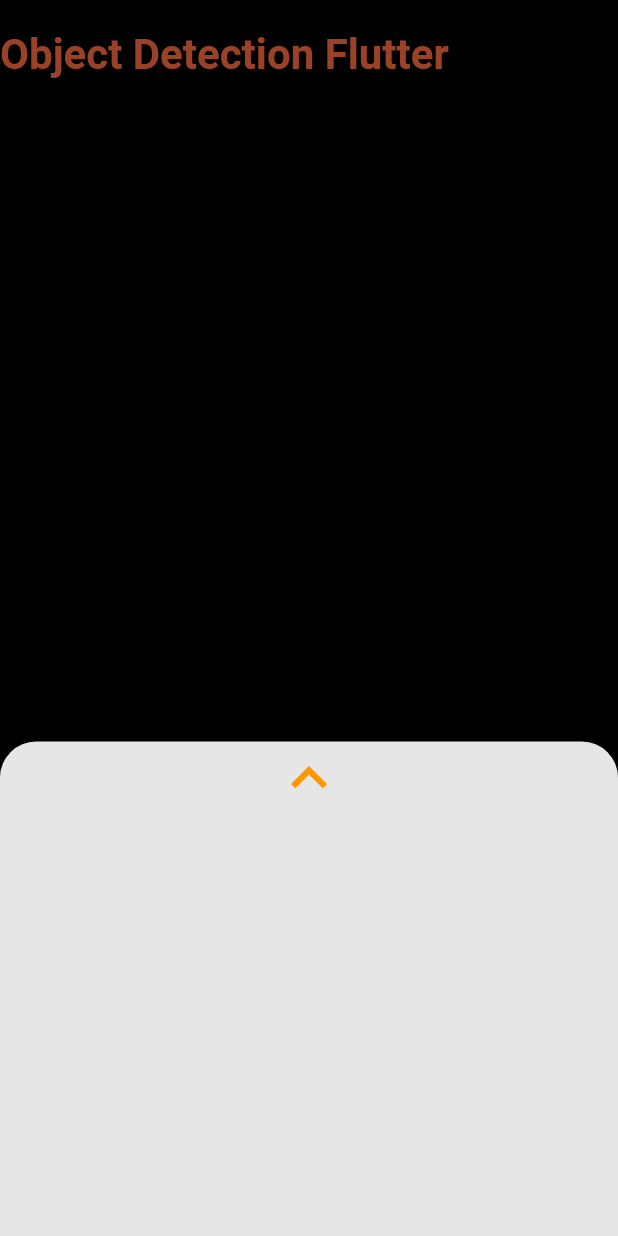
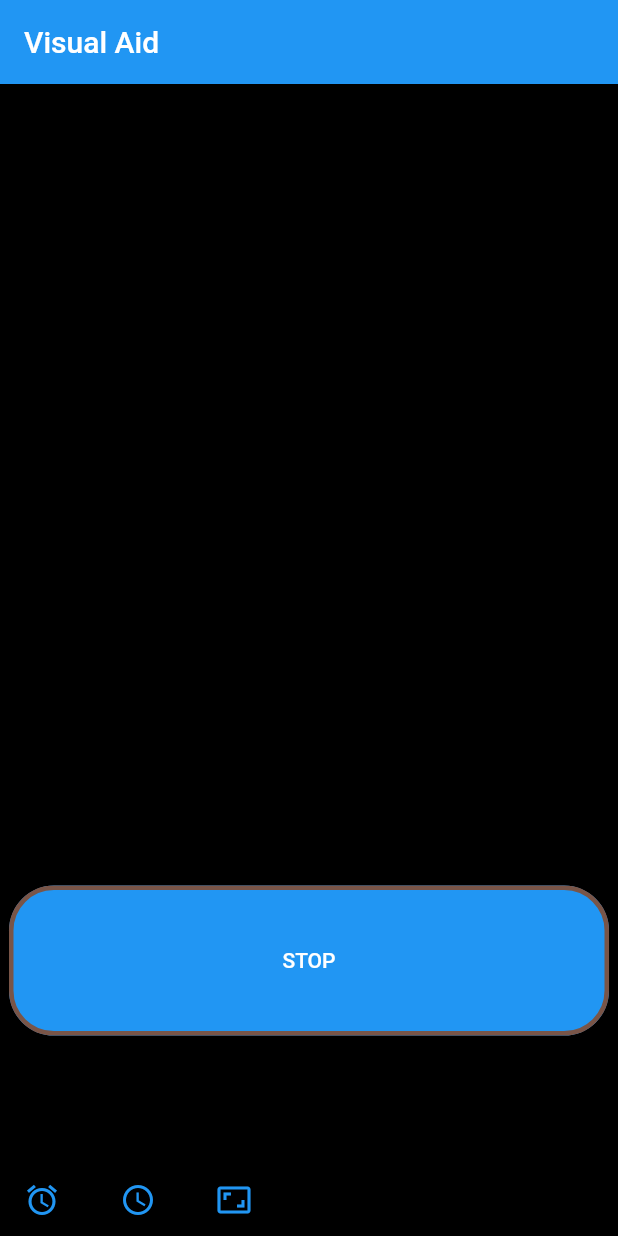
Before and after one commit to cskitty/vision_aid, a Flutter app: the screen it shows after launch, on a phone screen of 412 x 824 dp. Run offline on Flutter 3.47's test engine with Material 2 defaults, Android fonts, the phone set to English and light mode, and no system bars; our stand-ins replace camera; missing offline and left inert: tflite_flutter, tflite_flutter_helper.

Commit message:
version 1.0

```diff
--- a/lib/main.dart
+++ b/lib/main.dart
@@ -12,7 +12,7 @@ class MyApp extends StatelessWidget {
   @override
   Widget build(BuildContext context) {
     return MaterialApp(
-      title: 'Object Detection TFLite',
+      title: 'Visual Aid',
       theme: ThemeData(
         primarySwatch: Colors.blue,
         visualDensity: VisualDensity.adaptivePlatformDensity,
--- a/lib/ui/camera_view.dart
+++ b/lib/ui/camera_view.dart
@@ -106,7 +106,7 @@ class _CameraViewState extends State<CameraView> with WidgetsBindingObserver {
   onLatestImageAvailable(CameraImage cameraImage) async {
     if (classifier.interpreter != null && classifier.labels != null) {
       // If previous inference has not completed then return
-      if (predicting) {
+      if (predicting || !CameraViewSingleton.startPredicting) {
         return;
       }
 
--- a/lib/ui/camera_view_singleton.dart
+++ b/lib/ui/camera_view_singleton.dart
@@ -2,6 +2,7 @@ import 'dart:ui';
 
 /// Singleton to record size related data
 class CameraViewSingleton {
+  static bool startPredicting;
   static double ratio;
   static Size screenSize;
   static Size inputImageSize;
--- a/lib/ui/home_view.dart
+++ b/lib/ui/home_view.dart
@@ -14,6 +14,8 @@ class HomeView extends StatefulWidget {
 }
 
 class _HomeViewState extends State<HomeView> {
+  bool _has_started = false;
+
   /// Results to draw bounding boxes
   List<Recognition> results;
 
@@ -26,6 +28,9 @@ class _HomeViewState extends State<HomeView> {
   @override
   Widget build(BuildContext context) {
     return Scaffold(
+      appBar: AppBar(
+        title: Text('Visual Aid'),
+      ),
       key: scaffoldKey,
       backgroundColor: Colors.black,
       body: Stack(
@@ -36,65 +41,61 @@ class _HomeViewState extends State<HomeView> {
           // Bounding boxes
           boundingBoxes(results),
 
-          // Heading
           Align(
-            alignment: Alignment.topLeft,
-            child: Container(
-              padding: EdgeInsets.only(top: 20),
-              child: Text(
-                'Object Detection Flutter',
-                textAlign: TextAlign.left,
-                style: TextStyle(
-                  fontSize: 28,
-                  fontWeight: FontWeight.bold,
-                  color: Colors.deepOrangeAccent.withOpacity(0.6),
-                ),
-              ),
-            ),
+            alignment: Alignment(0, 0.6),
+            child: SizedBox(
+                height: 100, //height of button
+                width: 400, //width of button
+                child: ElevatedButton(
+                    style: ElevatedButton.styleFrom(
+                        primary: _has_started
+                            ? Colors.red
+                            : Colors.blue, //background color of button
+                        side: BorderSide(
+                            width: 3,
+                            color: Colors.brown), //border width and color
+                        elevation: 10, //elevation of button
+                        shape: RoundedRectangleBorder(
+                            //to set border radius to button
+                            borderRadius: BorderRadius.circular(30)),
+                        padding:
+                            EdgeInsets.all(20) //content padding inside button
+                        ),
+                    onPressed: () {
+                      setState(() {
+                        _has_started = !_has_started;
+                        CameraViewSingleton.startPredicting = _has_started;
+                      });
+                    },
+                    child: _has_started ? Text("START") : Text("STOP"))),
           ),
 
-          // Bottom Sheet
           Align(
             alignment: Alignment.bottomCenter,
-            child: DraggableScrollableSheet(
-              initialChildSize: 0.4,
-              minChildSize: 0.1,
-              maxChildSize: 0.5,
-              builder: (_, ScrollController scrollController) => Container(
-                width: double.maxFinite,
-                decoration: BoxDecoration(
-                    color: Colors.white.withOpacity(0.9),
-                    borderRadius: BORDER_RADIUS_BOTTOM_SHEET),
-                child: SingleChildScrollView(
-                  controller: scrollController,
-                  child: Center(
-                    child: Column(
-                      mainAxisSize: MainAxisSize.min,
-                      children: [
-                        Icon(Icons.keyboard_arrow_up,
-                            size: 48, color: Colors.orange),
-                        (stats != null)
-                            ? Padding(
-                                padding: const EdgeInsets.all(8.0),
-                                child: Column(
-                                  children: [
-                                    StatsRow('Inference time:',
-                                        '${stats.inferenceTime} ms'),
-                                    StatsRow('Total prediction time:',
-                                        '${stats.totalElapsedTime} ms'),
-                                    StatsRow('Pre-processing time:',
-                                        '${stats.preProcessingTime} ms'),
-                                    StatsRow('Frame',
-                                        '${CameraViewSingleton.inputImageSize?.width} X ${CameraViewSingleton.inputImageSize?.height}'),
-                                  ],
-                                ),
-                              )
-                            : Container()
-                      ],
-                    ),
-                  ),
+            child: Row(
+              mainAxisSize: MainAxisSize.max,
+              mainAxisAlignment: MainAxisAlignment.start,
+              children: <Widget>[
+                TextButton.icon(
+                  icon: Icon(Icons.access_alarm),
+                  label:
+                      Text((stats != null) ? '${stats.inferenceTime} ms' : ''),
+                  onPressed: () {},
                 ),
-              ),
+                TextButton.icon(
+                  icon: Icon(Icons.access_time_outlined),
+                  label: Text(
+                      (stats != null) ? '${stats.totalElapsedTime} ms' : ''),
+                  onPressed: () {},
+                ),
+                TextButton.icon(
+                  icon: Icon(Icons.aspect_ratio),
+                  label: Text((stats != null)
+                      ? '${CameraViewSingleton.inputImageSize?.width} X ${CameraViewSingleton.inputImageSize?.height}'
+                      : ''),
+                  onPressed: () {},
+                ),
+              ],
             ),
           )
         ],
```
Also changed, not shown: 1 other file.
